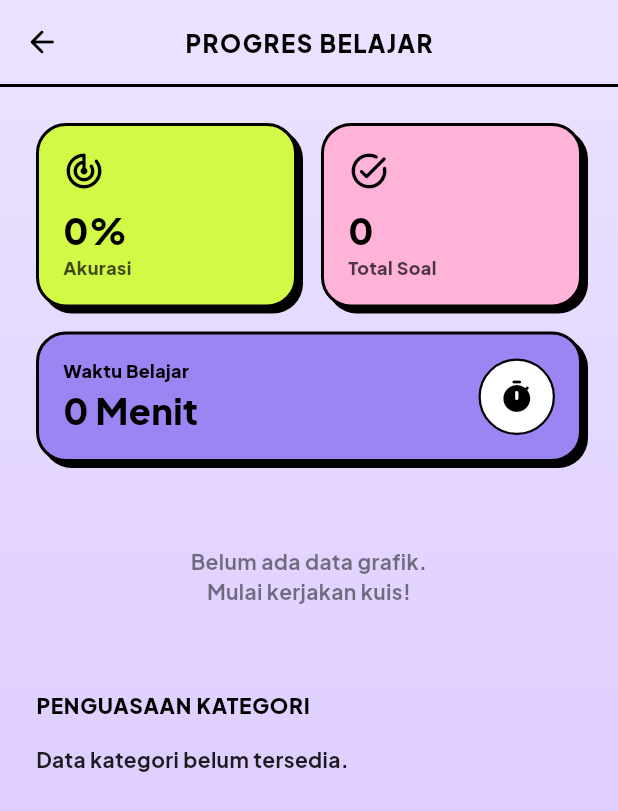
After one commit to SALMAN0105/NusaLearnAPP, a Flutter app: the ProfileTab screen opened directly, after a tap on "Lihat Progres Siswa", on a phone screen of 412 x 824 dp. The commit adds this screen. Shown: the top 811 px of the screen. Run offline on Flutter 3.47's test engine with Material 3 defaults, Android fonts, the phone set to English and light mode, and no system bars; our stand-ins replace connectivity_plus, dio, flutter_tts, google_fonts, image_picker, permission_handler and 3 more; missing offline and left inert: tflite_flutter; accounts and stored records are empty; network calls fail.

Commit message:
fitur progres siswa

```diff
--- a/lib/core/api/api_client.dart
+++ b/lib/core/api/api_client.dart
@@ -4,7 +4,7 @@ import 'package:shared_preferences/shared_preferences.dart';
 class ApiClient {
   // static const String baseUrl = 'http://10.0.2.2:8000/api';
   // static const String baseUrl = 'http://127.0.0.1:8000/api';
-  static const String baseUrl = 'http://10.69.11.182:8000/api/';
+  static const String baseUrl = 'http://172.31.228.182:8000/api/';
 
   static Dio getClient() {
     final dio = Dio(
--- /dev/null
+++ b/lib/ui/screens/profile/progress_screen.dart
@@ -0,0 +1,550 @@
+import 'dart:ui';
+import 'package:flutter/material.dart';
+import 'package:google_fonts/google_fonts.dart';
+import 'package:nusalearn/core/database/database_helper.dart';
+
+// --- KONSTANTA NEO-BRUTALISM ---
+const Color kLime = Color(0xFFD2F945);
+const Color kPurple = Color.fromARGB(255, 156, 132, 242);
+const Color kBlack = Color(0xFF000000);
+const Color kWhite = Color(0xFFFFFFFF);
+const double kBorderWidth = 2.0;
+
+class ProgressScreen extends StatefulWidget {
+  const ProgressScreen({super.key});
+
+  @override
+  State<ProgressScreen> createState() => _ProgressScreenState();
+}
+
+class _ProgressScreenState extends State<ProgressScreen>
+    with TickerProviderStateMixin {
+  bool _isLoading = true;
+  int _totalQuestions = 0;
+  int _correctAnswers = 0;
+  int _totalTimeSeconds = 0;
+
+  // Data Grafik 7 Hari Terakhir
+  List<Map<String, dynamic>> _weeklyData = [];
+
+  // Data Per Kategori
+  List<Map<String, dynamic>> _categoryData = [];
+
+  AnimationController? _spinController;
+
+  @override
+  void initState() {
+    super.initState();
+    _spinController = AnimationController(
+      vsync: this,
+      duration: const Duration(seconds: 2),
+    )..repeat();
+    _loadProgressData();
+  }
+
+  @override
+  void dispose() {
+    _spinController?.dispose();
+    super.dispose();
+  }
+
+  // === FASE EKSEKUSI: DEFENSIVE DATA FETCHING ===
+  Future<void> _loadProgressData() async {
+    try {
+      final db = await DatabaseHelper.instance.database;
+
+      // 1. Ambil ID User Aktif
+      final userResult = await db.query('users', limit: 1);
+      if (userResult.isEmpty) throw Exception("User tidak ditemukan");
+      final int userId = userResult.first['id'] as int;
+
+      // 2. Agregasi Statistik Global ($O(1)$ query aggregation)
+      final globalStats = await db.rawQuery(
+        '''
+        SELECT
+          COUNT(id) as total_q,
+          SUM(is_correct) as total_c,
+          SUM(time_spent_seconds) as total_t
+        FROM student_progress
+        WHERE user_id = ?
+      ''',
+        [userId],
+      );
+
+      if (globalStats.isNotEmpty) {
+        _totalQuestions = (globalStats.first['total_q'] as int?) ?? 0;
+        _correctAnswers = (globalStats.first['total_c'] as int?) ?? 0;
+        _totalTimeSeconds = (globalStats.first['total_t'] as int?) ?? 0;
+      }
+
+      // 3. Agregasi Grafik 7 Hari Terakhir ($O(N)$ aggregation)
+      // Catatan: SQLite membatasi string function, kita gunakan substr untuk aman
+      final weeklyStats = await db.rawQuery(
+        '''
+        SELECT
+          substr(answered_at, 1, 10) as date,
+          COUNT(id) as daily_total,
+          SUM(is_correct) as daily_correct
+        FROM student_progress
+        WHERE user_id = ? AND answered_at IS NOT NULL
+        GROUP BY date
+        ORDER BY date DESC
+        LIMIT 7
+      ''',
+        [userId],
+      );
+
+      _weeklyData = List<Map<String, dynamic>>.from(
+        weeklyStats.reversed,
+      ); // Urutkan kronologis
+
+      // 4. Agregasi Per Kategori (JOIN complexity: Time $O(K)$, Space $O(C)$)
+      final categoryStats = await db.rawQuery(
+        '''
+        SELECT
+          m.category,
+          COUNT(sp.id) as total_answered,
+          SUM(sp.is_correct) as total_correct
+        FROM student_progress sp
+        JOIN questions q ON sp.question_id = q.id
+        JOIN materials m ON q.material_id = m.id
+        WHERE sp.user_id = ?
+        GROUP BY m.category
+      ''',
+        [userId],
+      );
+
+      _categoryData = List<Map<String, dynamic>>.from(categoryStats);
+    } catch (e) {
+      debugPrint("DB Query Error: $e");
+    } finally {
+      if (mounted) {
+        setState(() => _isLoading = false);
+      }
+    }
+  }
+
+  // === UI KOMPONEN: GRAFIK NATIVE (ZERO DEPENDENCY) ===
+  Widget _buildBrutalistChart() {
+    if (_weeklyData.isEmpty) {
+      return Container(
+        padding: const EdgeInsets.all(24),
+        alignment: Alignment.center,
+        child: Text(
+          "Belum ada data grafik.\nMulai kerjakan kuis!",
+          textAlign: TextAlign.center,
+          style: GoogleFonts.plusJakartaSans(
+            fontWeight: FontWeight.w700,
+            color: kBlack.withOpacity(0.5),
+          ),
+        ),
+      );
+    }
+
+    // Kalkulasi nilai maksimum untuk normalisasi tinggi bar
+    int maxDaily = 1; // Default hindari division by zero
+    for (var day in _weeklyData) {
+      int total = (day['daily_total'] as int?) ?? 0;
+      if (total > maxDaily) maxDaily = total;
+    }
+
+    return Container(
+      height: 200,
+      padding: const EdgeInsets.all(16),
+      decoration: BoxDecoration(
+        color: const Color(0xFFE0F7FA), // Light Cyan
+        border: Border.all(color: kBlack, width: kBorderWidth),
+        borderRadius: BorderRadius.circular(20),
+        boxShadow: const [BoxShadow(color: kBlack, offset: Offset(4, 4))],
+      ),
+      child: Column(
+        crossAxisAlignment: CrossAxisAlignment.start,
+        children: [
+          Text(
+            "Aktivitas 7 Hari Terakhir",
+            style: GoogleFonts.plusJakartaSans(
+              fontSize: 14,
+              fontWeight: FontWeight.w900,
+              color: kBlack,
+            ),
+          ),
+          const SizedBox(height: 16),
+          Expanded(
+            child: Row(
+              mainAxisAlignment: MainAxisAlignment.spaceEvenly,
+              crossAxisAlignment: CrossAxisAlignment.end,
+              children: _weeklyData.map((data) {
+                int total = (data['daily_total'] as int?) ?? 0;
+                int correct = (data['daily_correct'] as int?) ?? 0;
+                String dateStr = data['date'] as String? ?? "";
+                String dayLabel = dateStr.length >= 10
+                    ? dateStr.substring(8, 10)
+                    : "?";
+
+                // Normalisasi tinggi bar ($O(1)$ calculation)
+                double heightFactor = total / maxDaily;
+                double accuracy = total > 0 ? (correct / total) : 0;
+
+                // Representasi warna berdasarkan akurasi
+                Color barColor = accuracy > 0.7
+                    ? kLime
+                    : (accuracy > 0.4
+                          ? const Color(0xFFFFDEB3)
+                          : const Color(0xFFFF4C4C));
+
+                return Column(
+                  mainAxisAlignment: MainAxisAlignment.end,
+                  children: [
+                    if (total > 0)
+                      Text(
+                        total.toString(),
+                        style: GoogleFonts.plusJakartaSans(
+                          fontSize: 10,
+                          fontWeight: FontWeight.w800,
+                          color: kBlack,
+                        ),
+                      ),
+                    const SizedBox(height: 4),
+                    Flexible(
+                      child: LayoutBuilder(
+                        builder: (context, constraints) {
+                          return Container(
+                            width: 28,
+                            height: constraints.maxHeight * heightFactor,
+                            decoration: BoxDecoration(
+                              color: barColor,
+                              border: Border.all(color: kBlack, width: 1.5),
+                              borderRadius: const BorderRadius.vertical(
+                                top: Radius.circular(6),
+                              ),
+                            ),
+                          );
+                        },
+                      ),
+                    ),
+                    const SizedBox(height: 8),
+                    Text(
+                      dayLabel,
+                      style: GoogleFonts.plusJakartaSans(
+                        fontSize: 10,
+                        fontWeight: FontWeight.w900,
+                        color: kBlack,
+                      ),
+                    ),
+                  ],
+                );
+              }).toList(),
+            ),
+          ),
+        ],
+      ),
+    );
+  }
+
+  // === HELPER UI ===
+  Widget _buildStatBox(
+    String title,
+    String value,
+    Color bgColor,
+    IconData icon,
+  ) {
+    return Expanded(
+      child: Container(
+        padding: const EdgeInsets.all(16),
+        decoration: BoxDecoration(
+          color: bgColor,
+          border: Border.all(color: kBlack, width: kBorderWidth),
+          borderRadius: BorderRadius.circular(20),
+          boxShadow: const [BoxShadow(color: kBlack, offset: Offset(4, 4))],
+        ),
+        child: Column(
+          crossAxisAlignment: CrossAxisAlignment.start,
+          children: [
+            Icon(icon, color: kBlack, size: 28),
+            const SizedBox(height: 12),
+            Text(
+              value,
+              style: GoogleFonts.plusJakartaSans(
+                fontSize: 24,
+                fontWeight: FontWeight.w900,
+                color: kBlack,
+                height: 1.1,
+              ),
+            ),
+            const SizedBox(height: 4),
+            Text(
+              title,
+              style: GoogleFonts.plusJakartaSans(
+                fontSize: 12,
+                fontWeight: FontWeight.w800,
+                color: kBlack.withOpacity(0.7),
+              ),
+            ),
+          ],
+        ),
+      ),
+    );
+  }
+
+  @override
+  Widget build(BuildContext context) {
+    double accuracy = _totalQuestions > 0
+        ? (_correctAnswers / _totalQuestions) * 100
+        : 0;
+    int minutesSpent = _totalTimeSeconds ~/ 60;
+
+    return Scaffold(
+      backgroundColor: const Color(0xFF0F0F17),
+      appBar: AppBar(
+        backgroundColor: const Color(0xFFEAE0FF),
+        elevation: 0,
+        centerTitle: true,
+        leading: IconButton(
+          icon: const Icon(Icons.arrow_back_rounded, color: kBlack),
+          onPressed: () => Navigator.pop(context),
+        ),
+        title: Text(
+          "PROGRES BELAJAR",
+          style: GoogleFonts.plusJakartaSans(
+            fontWeight: FontWeight.w900,
+            color: kBlack,
+            fontSize: 16,
+            letterSpacing: 1.0,
+          ),
+        ),
+        bottom: PreferredSize(
+          preferredSize: const Size.fromHeight(2.0),
+          child: Container(color: kBlack, height: 2.0),
+        ),
+      ),
+      body: Stack(
+        children: [
+          Container(
+            decoration: const BoxDecoration(
+              gradient: LinearGradient(
+                begin: Alignment.topCenter,
+                end: Alignment.bottomCenter,
+                colors: [Color(0xFFEAE0FF), Color(0xFFD8C3FF)],
+              ),
+            ),
+          ),
+          if (!_isLoading)
+            SingleChildScrollView(
+              physics: const BouncingScrollPhysics(),
+              padding: const EdgeInsets.all(24),
+              child: Column(
+                crossAxisAlignment: CrossAxisAlignment.start,
+                children: [
+                  // --- STATISTIK GLOBAL ---
+                  Row(
+                    children: [
+                      _buildStatBox(
+                        "Akurasi",
+                        "${accuracy.toStringAsFixed(0)}%",
+                        kLime,
+                        Icons.track_changes_rounded,
+                      ),
+                      const SizedBox(width: 16),
+                      _buildStatBox(
+                        "Total Soal",
+                        "$_totalQuestions",
+                        const Color(0xFFFFB3D9),
+                        Icons.task_alt_rounded,
+                      ),
+                    ],
+                  ),
+                  const SizedBox(height: 16),
+                  Container(
+                    width: double.infinity,
+                    padding: const EdgeInsets.all(16),
+                    decoration: BoxDecoration(
+                      color: kPurple,
+                      border: Border.all(color: kBlack, width: kBorderWidth),
+                      borderRadius: BorderRadius.circular(20),
+                      boxShadow: const [
+                        BoxShadow(color: kBlack, offset: Offset(4, 4)),
+                      ],
+                    ),
+                    child: Row(
+                      mainAxisAlignment: MainAxisAlignment.spaceBetween,
+                      children: [
+                        Column(
+                          crossAxisAlignment: CrossAxisAlignment.start,
+                          children: [
+                            Text(
+                              "Waktu Belajar",
+                              style: GoogleFonts.plusJakartaSans(
+                                fontSize: 12,
+                                fontWeight: FontWeight.w800,
+                                color: kBlack,
+                              ),
+                            ),
+                            Text(
+                              "$minutesSpent Menit",
+                              style: GoogleFonts.plusJakartaSans(
+                                fontSize: 24,
+                                fontWeight: FontWeight.w900,
+                                color: kBlack,
+                              ),
+                            ),
+                          ],
+                        ),
+                        Container(
+                          padding: const EdgeInsets.all(12),
+                          decoration: BoxDecoration(
+                            color: kWhite,
+                            border: Border.all(color: kBlack, width: 1.5),
+                            shape: BoxShape.circle,
+                          ),
+                          child: const Icon(Icons.timer_rounded, color: kBlack),
+                        ),
+                      ],
+                    ),
+                  ),
+
+                  const SizedBox(height: 32),
+
+                  // --- GRAFIK KUSTOM NEO-BRUTALISM ---
+                  _buildBrutalistChart(),
+
+                  const SizedBox(height: 32),
+
+                  // --- STATISTIK PER KATEGORI ---
+                  Text(
+                    "PENGUASAAN KATEGORI",
+                    style: GoogleFonts.plusJakartaSans(
+                      fontSize: 14,
+                      fontWeight: FontWeight.w900,
+                      color: kBlack,
+                      letterSpacing: 0.5,
+                    ),
+                  ),
+                  const SizedBox(height: 16),
+
+                  if (_categoryData.isEmpty)
+                    Text(
+                      "Data kategori belum tersedia.",
+                      style: GoogleFonts.plusJakartaSans(
+                        fontWeight: FontWeight.w700,
+                      ),
+                    )
+                  else
+                    ..._categoryData.map((cat) {
+                      String categoryName =
+                          cat['category'] as String? ?? "Umum";
+                      int tAns = (cat['total_answered'] as int?) ?? 0;
+                      int tCor = (cat['total_correct'] as int?) ?? 0;
+                      double catAcc = tAns > 0 ? tCor / tAns : 0;
+
+                      return Container(
+                        margin: const EdgeInsets.only(bottom: 12),
+                        padding: const EdgeInsets.all(16),
+                        decoration: BoxDecoration(
+                          color: kWhite,
+                          border: Border.all(color: kBlack, width: 1.5),
+                          borderRadius: BorderRadius.circular(16),
+                          boxShadow: const [
+                            BoxShadow(color: kBlack, offset: Offset(2, 2)),
+                          ],
+                        ),
+                        child: Column(
+                          crossAxisAlignment: CrossAxisAlignment.start,
+                          children: [
+                            Row(
+                              mainAxisAlignment: MainAxisAlignment.spaceBetween,
+                              children: [
+                                Text(
+                                  categoryName.toUpperCase(),
+                                  style: GoogleFonts.plusJakartaSans(
+                                    fontWeight: FontWeight.w900,
+                                    fontSize: 13,
+                                  ),
+                                ),
+                                Text(
+                                  "${(catAcc * 100).toStringAsFixed(0)}%",
+                                  style: GoogleFonts.plusJakartaSans(
+                                    fontWeight: FontWeight.w900,
+                                    fontSize: 14,
+                                    color: catAcc >= 0.7
+                                        ? Colors.green[700]
+                                        : kBlack,
+                                  ),
+                                ),
+                              ],
+                            ),
+                            const SizedBox(height: 8),
+                            // Brutalist Progress Bar
+                            Container(
+                              height: 12,
+                              width: double.infinity,
+                              decoration: BoxDecoration(
+                                color: const Color(0xFFF0F0F0),
+                                border: Border.all(color: kBlack, width: 1.0),
+                                borderRadius: BorderRadius.circular(6),
+                              ),
+                              alignment: Alignment.centerLeft,
+                              child: FractionallySizedBox(
+                                widthFactor: catAcc,
+                                child: Container(
+                                  decoration: BoxDecoration(
+                                    color: catAcc >= 0.7
+                                        ? kLime
+                                        : const Color(0xFFFFDEB3),
+                                    border: const Border(
+                                      right: BorderSide(
+                                        color: kBlack,
+                                        width: 1.0,
+                                      ),
+                                    ),
+                                    borderRadius: const BorderRadius.horizontal(
+                                      left: Radius.circular(5),
+                                    ),
+                                  ),
+                                ),
+                              ),
+                            ),
+                          ],
+                        ),
+                      );
+                    }).toList(),
+
+                  const SizedBox(height: 40),
+                ],
+              ),
+            ),
+
+          // --- LOADER OVERLAY ---
+          if (_isLoading)
+            Positioned.fill(
+              child: ClipRect(
+                child: BackdropFilter(
+                  filter: ImageFilter.blur(sigmaX: 5.0, sigmaY: 5.0),
+                  child: Center(
+                    child: RotationTransition(
+                      turns: _spinController ?? const AlwaysStoppedAnimation(0),
+                      child: Container(
+                        padding: const EdgeInsets.all(16),
+                        decoration: BoxDecoration(
+                          color: kLime,
+                          border: Border.all(color: kBlack, width: 2),
+                          shape: BoxShape.circle,
+                          boxShadow: const [
+                            BoxShadow(color: kBlack, offset: Offset(4, 4)),
+                          ],
+                        ),
+                        child: const Icon(
+                          Icons.analytics_rounded,
+                          color: kBlack,
+                          size: 32,
+                        ),
+                      ),
+                    ),
+                  ),
+                ),
+              ),
+            ),
+        ],
+      ),
+    );
+  }
+}
--- a/lib/ui/screens/tabs/home_tab.dart
+++ b/lib/ui/screens/tabs/home_tab.dart
@@ -1,5 +1,7 @@
 import 'dart:io';
 import 'dart:ui';
+import 'dart:async';
+import 'package:connectivity_plus/connectivity_plus.dart';
 import 'package:flutter/material.dart';
 import 'package:google_fonts/google_fonts.dart';
 import 'package:provider/provider.dart';
@@ -40,6 +42,9 @@ class _HomeTabState extends State<HomeTab> with TickerProviderStateMixin {
   late AnimationController _waveController;
   late AnimationController _spinController;
 
+  StreamSubscription<List<ConnectivityResult>>? _connectivitySubscription;
+  bool _isSyncing = false;
+
   @override
   void initState() {
     super.initState();
@@ -53,14 +58,45 @@ class _HomeTabState extends State<HomeTab> with TickerProviderStateMixin {
       vsync: this,
       duration: const Duration(seconds: 2),
     )..repeat();
-    SyncService().performGlobalSync();
+
+    _initializeNetworkObserver();
   }
 
   @override
   void dispose() {
     _waveController.dispose();
     _spinController.dispose();
+    _connectivitySubscription?.cancel();
     super.dispose();
+  }
+
+  void _initializeNetworkObserver() {
+    _connectivitySubscription = Connectivity().onConnectivityChanged.listen((
+      List<ConnectivityResult> results,
+    ) {
+      // Jika mendeteksi transisi ke jaringan seluler atau WiFi
+      if (results.contains(ConnectivityResult.mobile) ||
+          results.contains(ConnectivityResult.wifi)) {
+        _executeThreadSafeSync();
+      }
+    });
+    _executeThreadSafeSync();
+  }
+
+  Future<void> _executeThreadSafeSync() async {
+    if (_isSyncing) return;
+
+    _isSyncing = true;
+    try {
+      await SyncService().performGlobalSync();
+      if (mounted) {
+        await _loadAllHomeData();
+      }
+    } catch (e) {
+      debugPrint("Sync terinterupsi, sistem fallback ke Offline Mode: $e");
+    } finally {
+      _isSyncing = false;
+    }
   }
 
   Future<void> _loadAllHomeData() async {
--- a/lib/ui/screens/tabs/profile_tab.dart
+++ b/lib/ui/screens/tabs/profile_tab.dart
@@ -19,6 +19,7 @@ import 'package:nusalearn/ui/screens/profile/edit_profile_screen.dart';
 import 'package:nusalearn/ui/screens/profile/change_password_screen.dart';
 import 'package:nusalearn/ui/screens/profile/language_screen.dart';
 import 'package:nusalearn/ui/screens/profile/help_center_screen.dart';
+import 'package:nusalearn/ui/screens/profile/progress_screen.dart';
 
 // --- KONSTANTA NEO-BRUTALISM ---
 const Color kLime = Color(0xFFD2F945);
@@ -457,6 +458,14 @@ class _ProfileTabState extends State<ProfileTab> with TickerProviderStateMixin {
                           onTap: () => _navigateTo(const EditProfileScreen()),
                         ),
                         _buildMenuItem(
+                          icon: Icons.insert_chart_rounded,
+                          title: "Lihat Progres Siswa",
+                          bgColor: const Color(0xFFFFE066),
+                          onTap: () => _navigateTo(
+                            const ProgressScreen(),
+                          ), // BUKA KOMENTAR INI
+                        ),
+                        _buildMenuItem(
                           icon: Icons.lock_rounded,
                           title: "Ganti Kata Sandi",
                           bgColor: kPurple, // Purple
```
